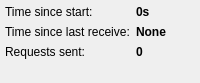
Before: the Qt Designer form app/ui/statistics.ui in KrakSat-2016/kraksat-receiver, drawn with Qt 5.
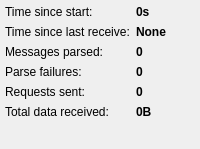
After: the same form once the commit is applied.

Diff of the .ui file:
```diff
--- a/app/ui/statistics.ui
+++ b/app/ui/statistics.ui
@@ -7,7 +7,7 @@
     <x>0</x>
     <y>0</y>
     <width>200</width>
-    <height>83</height>
+    <height>149</height>
    </rect>
   </property>
   <property name="windowTitle">
@@ -68,13 +68,53 @@
      </widget>
     </item>
     <item row="2" column="0">
+     <widget class="QLabel" name="label_4">
+      <property name="text">
+       <string>Messages parsed:</string>
+      </property>
+     </widget>
+    </item>
+    <item row="2" column="1">
+     <widget class="QLabel" name="messagesParsedLabel">
+      <property name="font">
+       <font>
+        <weight>75</weight>
+        <bold>true</bold>
+       </font>
+      </property>
+      <property name="text">
+       <string>0</string>
+      </property>
+     </widget>
+    </item>
+    <item row="3" column="0">
+     <widget class="QLabel" name="label_6">
+      <property name="text">
+       <string>Parse failures:</string>
+      </property>
+     </widget>
+    </item>
+    <item row="3" column="1">
+     <widget class="QLabel" name="parseFailuresLabel">
+      <property name="font">
+       <font>
+        <weight>75</weight>
+        <bold>true</bold>
+       </font>
+      </property>
+      <property name="text">
+       <string>0</string>
+      </property>
+     </widget>
+    </item>
+    <item row="4" column="0">
      <widget class="QLabel" name="label_2">
       <property name="text">
        <string>Requests sent:</string>
       </property>
      </widget>
     </item>
-    <item row="2" column="1">
+    <item row="4" column="1">
      <widget class="QLabel" name="requestsSentLabel">
       <property name="font">
        <font>
@@ -87,6 +127,26 @@
       </property>
      </widget>
     </item>
+    <item row="5" column="0">
+     <widget class="QLabel" name="label_7">
+      <property name="text">
+       <string>Total data received:</string>
+      </property>
+     </widget>
+    </item>
+    <item row="5" column="1">
+     <widget class="QLabel" name="totalDataReceivedLabel">
+      <property name="font">
+       <font>
+        <weight>75</weight>
+        <bold>true</bold>
+       </font>
+      </property>
+      <property name="text">
+       <string>0B</string>
+      </property>
+     </widget>
+    </item>
    </layout>
   </widget>
  </widget>
```
